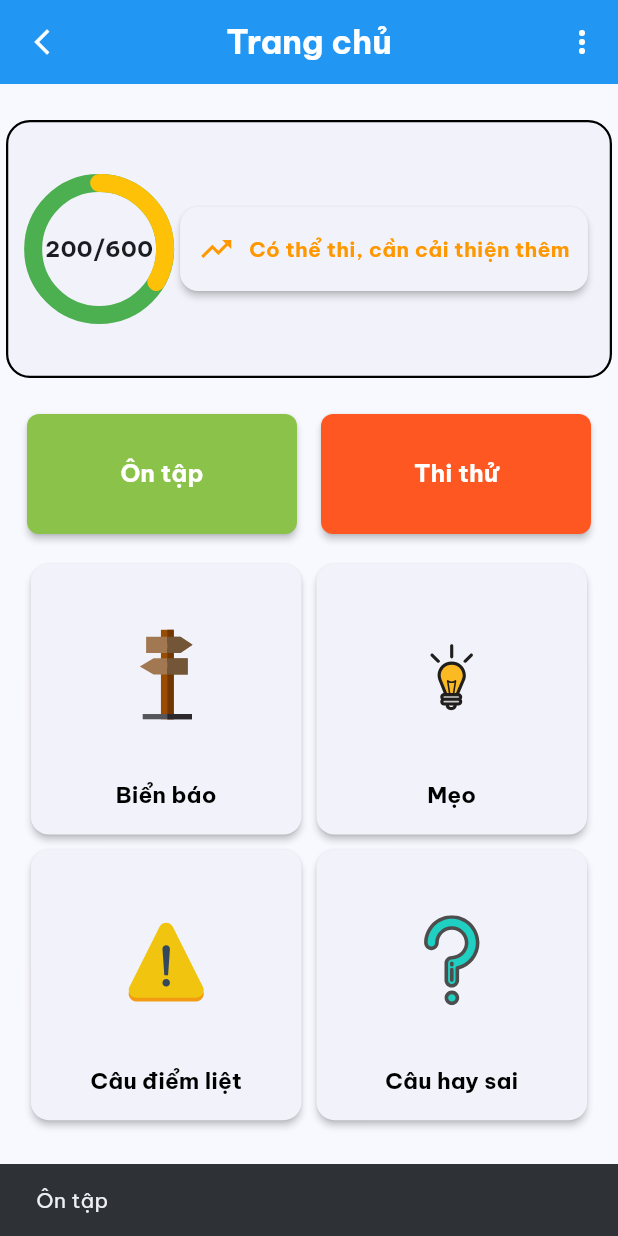
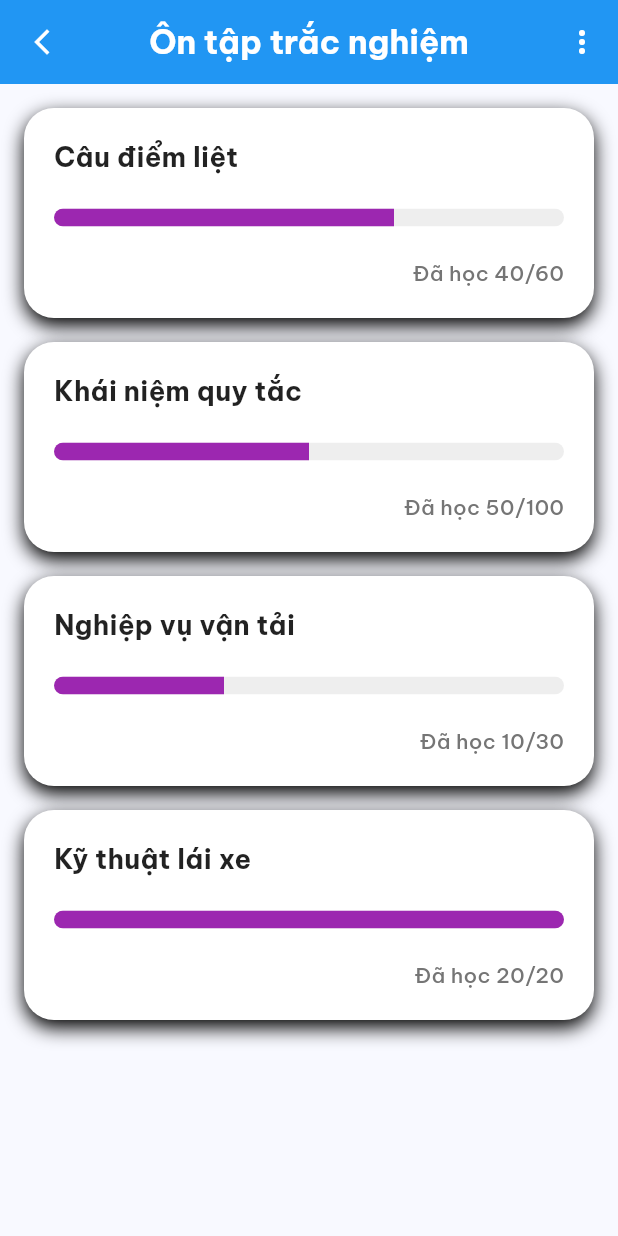
Before and after one commit to TrucNgo2303/LearningDriver, a Flutter app: the screen it shows after launch, after a tap on "Ôn tập", on a phone screen of 412 x 824 dp. Run offline on Flutter 3.47's test engine with Material 3 defaults, Android fonts, the phone set to English and light mode, and no system bars; our stand-ins replace flutter_svg.

Commit message:
feat: Add Practice_screen

```diff
--- a/lib/ui/screens/home_screen/home_screen.dart
+++ b/lib/ui/screens/home_screen/home_screen.dart
@@ -2,6 +2,7 @@ import 'package:flutter/material.dart';
 import 'package:learing_driver_app/ui/screens/home_screen/widget/check_skill.dart';
 import 'package:learing_driver_app/ui/screens/home_screen/widget/circular_progress.dart';
 import 'package:learing_driver_app/ui/screens/home_screen/widget/grid_feature.dart';
+import 'package:learing_driver_app/ui/screens/practice_screen/practice_screen.dart';
 import 'package:learing_driver_app/ui/shared_widgets/custom_app_bar.dart';
 import 'package:learing_driver_app/ui/shared_widgets/custom_button.dart';
 
@@ -40,9 +41,12 @@ class HomeScreen extends StatelessWidget {
               children: [
                 CustomButton(
                   onPressed: () {
-                    ScaffoldMessenger.of(
+                    Navigator.push(
                       context,
-                    ).showSnackBar(const SnackBar(content: Text("Ôn tập")));
+                      MaterialPageRoute(
+                        builder: (context) => const PracticeScreen(),
+                      ),
+                    );
                   },
                   color: Colors.lightGreen,
                   height: 80,
--- /dev/null
+++ b/lib/ui/screens/practice_screen/practice_screen.dart
@@ -0,0 +1,35 @@
+import 'package:flutter/material.dart';
+import 'package:learing_driver_app/ui/screens/practice_screen/widget/classify_question.dart';
+import 'package:learing_driver_app/ui/shared_widgets/custom_app_bar.dart';
+
+class PracticeScreen extends StatelessWidget {
+  const PracticeScreen({super.key});
+
+  @override
+  Widget build(BuildContext context) {
+    final List<Map<String, dynamic>> apiData = [
+      {"name": "Câu điểm liệt", "done": 40, "total": 60},
+      {"name": "Khái niệm quy tắc", "done": 50, "total": 100},
+      {"name": "Nghiệp vụ vận tải", "done": 10, "total": 30},
+      {"name": "Kỹ thuật lái xe", "done": 20, "total": 20},
+    ];
+
+    return Scaffold(
+      appBar: CustomAppBar(title: "Ôn tập trắc nghiệm"),
+      body: ListView.separated(
+        padding: const EdgeInsets.all(16),
+        itemCount: apiData.length,
+        separatorBuilder: (context, index) => const SizedBox(height: 16),
+        itemBuilder: (context, index) {
+          final item = apiData[index];
+          return ClassifyQuestionCard(
+            classifyName: item['name'],
+            completedCount: item['done'],
+            totalCount: item['total'],
+            onTap: () {},
+          );
+        },
+      ),
+    );
+  }
+}
--- /dev/null
+++ b/lib/ui/screens/practice_screen/widget/classify_question.dart
@@ -0,0 +1,84 @@
+import 'package:flutter/material.dart';
+
+class ClassifyQuestionCard extends StatelessWidget {
+  final String classifyName;
+  final int completedCount;
+  final int totalCount;
+  final VoidCallback? onTap;
+
+  const ClassifyQuestionCard({
+    super.key,
+    required this.classifyName,
+    required this.completedCount,
+    required this.totalCount,
+    this.onTap,
+  });
+
+  @override
+  Widget build(BuildContext context) {
+    // Tính toán tỷ lệ phần trăm cho thanh tiến độ (từ 0.0 đến 1.0)
+    double progressValue = totalCount > 0 ? completedCount / totalCount : 0.0;
+
+    return InkWell(
+      onTap: onTap,
+      borderRadius: BorderRadius.circular(20),
+      child: Container(
+        width: double.infinity, // Rộng toàn màn hình
+        height: 140, // Chiều cao cố định
+        padding: const EdgeInsets.all(20),
+        decoration: BoxDecoration(
+          color: Colors.white,
+          borderRadius: BorderRadius.circular(20), // Bo góc
+          boxShadow: [
+            BoxShadow(
+              color: Colors.black,
+              blurRadius: 10,
+              offset: const Offset(0, 5),
+            ),
+          ],
+        ),
+        child: Column(
+          mainAxisAlignment: MainAxisAlignment.spaceBetween,
+          crossAxisAlignment: CrossAxisAlignment.start,
+          children: [
+            // 1. Classify Name
+            Text(
+              classifyName,
+              style: const TextStyle(
+                fontSize: 18,
+                fontWeight: FontWeight.bold,
+                color: Colors.black87,
+              ),
+            ),
+
+            // 2. Thanh tiến độ (Progress Bar)
+            ClipRRect(
+              borderRadius: BorderRadius.circular(10),
+              child: LinearProgressIndicator(
+                value: progressValue,
+                minHeight: 12,
+                backgroundColor: Colors.grey[200],
+                valueColor: const AlwaysStoppedAnimation<Color>(Colors.purple),
+              ),
+            ),
+
+            // 3. Text hiển thị số câu
+            Row(
+              mainAxisAlignment: MainAxisAlignment.end,
+              children: [
+                Text(
+                  "Đã học $completedCount/$totalCount",
+                  style: TextStyle(
+                    fontSize: 14,
+                    color: Colors.grey[600],
+                    fontWeight: FontWeight.w500,
+                  ),
+                ),
+              ],
+            ),
+          ],
+        ),
+      ),
+    );
+  }
+}
```
Also changed, not shown: 2 other files.
